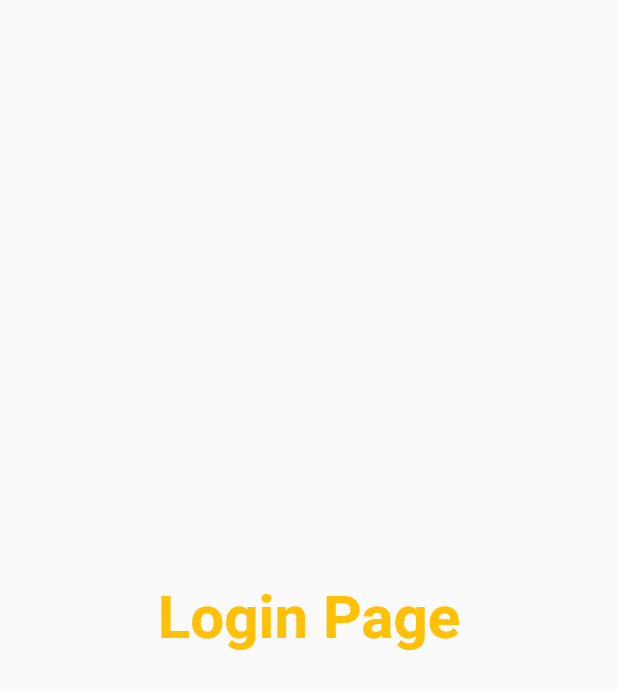
After one commit to Nubla07/30DaysOfFlutter, a Flutter app: the screen it shows after launch, on a phone screen of 412 x 824 dp. The commit adds this screen. Shown: the top 689 px of the screen. Run offline on Flutter 3.47's test engine with Material 2 defaults, Android fonts, the phone set to English and light mode, and no system bars.

Commit message:
Day 3 completed

```diff
--- /dev/null
+++ b/lib/loginPage.dart
@@ -0,0 +1,21 @@
+import 'package:flutter/material.dart';
+
+class LogInPage extends StatelessWidget {
+  const LogInPage({super.key});
+
+  @override
+  Widget build(BuildContext context) {
+    return Material(
+      child: Center(
+        child: Text(
+          "Login Page",
+          style: TextStyle(
+            fontSize: 40,
+            color: Colors.amber,
+            fontWeight: FontWeight.bold,
+          ),
+        ),
+      ),
+    );
+  }
+}
--- a/lib/main.dart
+++ b/lib/main.dart
@@ -1,6 +1,7 @@
 import 'package:flutter/cupertino.dart';
 import 'package:flutter/material.dart';
-import 'package:flutter_application_1/homepage.dart';
+import 'package:flutter_application_1/Pages/homepage.dart';
+import 'package:flutter_application_1/loginPage.dart';
 
 void main() {
   runApp(MyApp());
@@ -12,7 +13,15 @@ class MyApp extends StatelessWidget {
   @override
   Widget build(BuildContext context) {
     return MaterialApp(
-      home: Homepage(),
-    );
+        theme: ThemeData(primarySwatch: Colors.cyan),
+        themeMode: ThemeMode.light,
+        darkTheme: ThemeData(
+          brightness: Brightness.dark,
+        ),
+        //initialRoute: "/home",
+        routes: {
+          "/": (context) => LogInPage(),
+          "/login": (context) => Homepage(),
+        });
   }
 }
```
Also changed, not shown: lib/Pages/homepage.dart (renamed from lib/homepage.dart).
